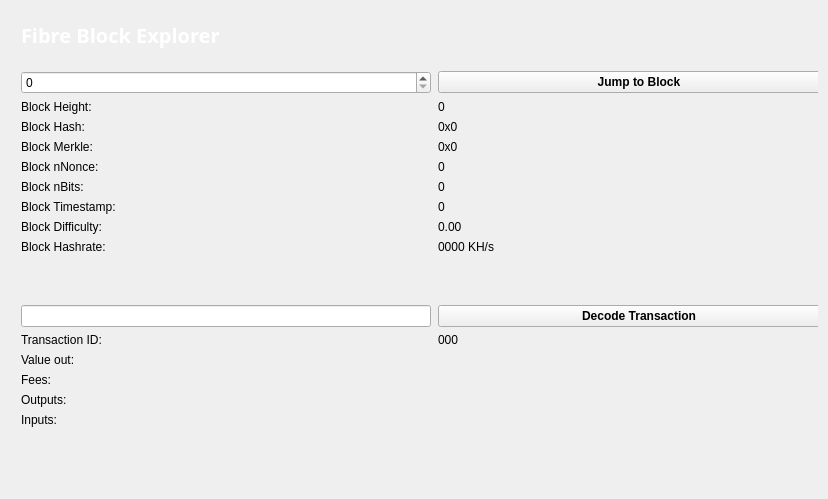
Qt form src/qt/forms/blockbrowser.ui (ocminer/fibre) before a commit.
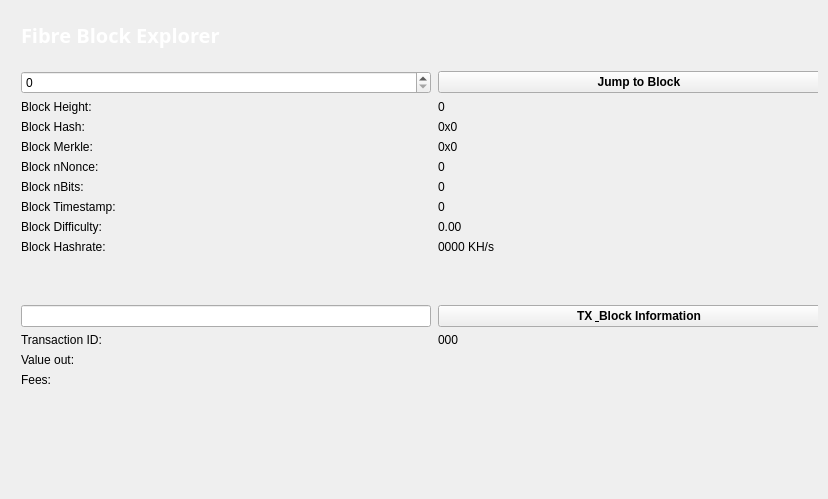
The same form after that commit. Icons and pictures are not drawn.

Diff of the .ui file:
```diff
--- a/src/qt/forms/blockbrowser.ui
+++ b/src/qt/forms/blockbrowser.ui
@@ -350,7 +350,7 @@
           <string>&lt;html&gt;&lt;head/&gt;&lt;body&gt;&lt;p&gt;&lt;span style=&quot; font-size:10pt; font-weight:600;&quot;&gt;Click here to decode the block information&lt;/span&gt;&lt;/p&gt;&lt;/body&gt;&lt;/html&gt;</string>
          </property>
          <property name="text">
-          <string>Decode Transaction</string>
+          <string>TX &amp; Block Information</string>
          </property>
          <property name="autoDefault">
           <bool>true</bool>
@@ -370,16 +370,6 @@
          </property>
         </spacer>
        </item>
-       <item row="17" column="0">
-        <widget class="QLabel" name="inputLabel">
-         <property name="text">
-          <string>Inputs:</string>
-         </property>
-         <property name="alignment">
-          <set>Qt::AlignLeading|Qt::AlignLeft|Qt::AlignTop</set>
-         </property>
-        </widget>
-       </item>
        <item row="10" column="1">
         <widget class="QLabel" name="pawBox">
          <property name="text">
@@ -540,16 +530,6 @@
          </property>
         </widget>
        </item>
-       <item row="16" column="0">
-        <widget class="QLabel" name="outputLabel">
-         <property name="text">
-          <string>Outputs:</string>
-         </property>
-         <property name="alignment">
-          <set>Qt::AlignLeading|Qt::AlignLeft|Qt::AlignTop</set>
-         </property>
-        </widget>
-       </item>
        <item row="16" column="1">
         <widget class="QLabel" name="outputBox">
          <property name="text">
```
